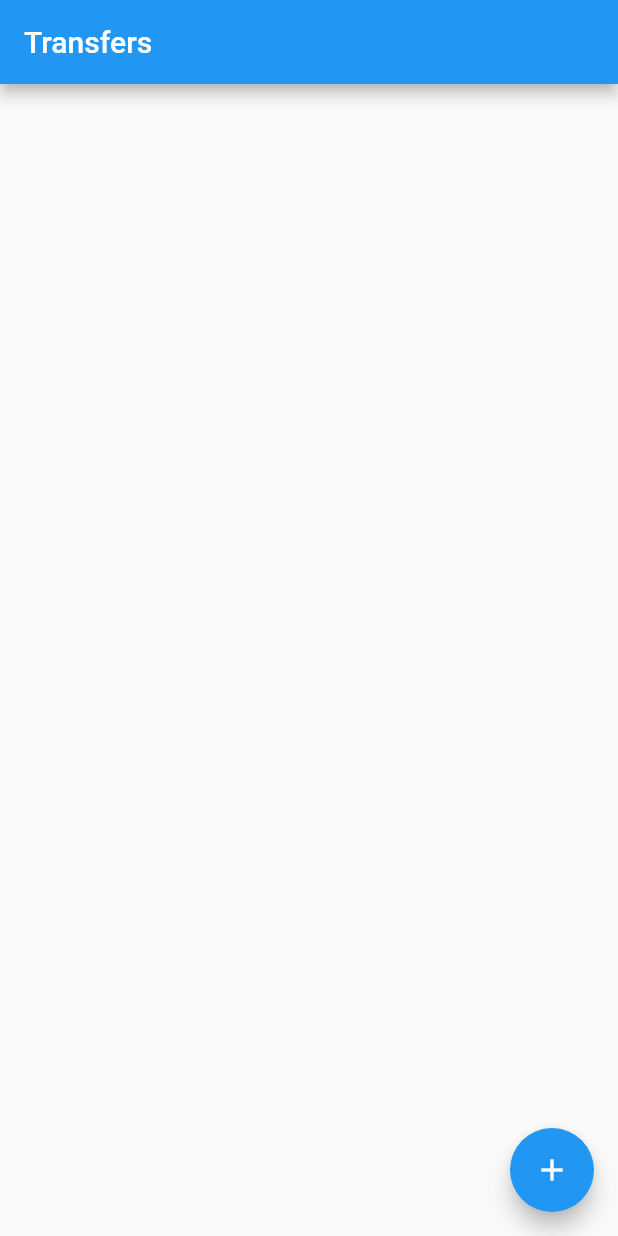
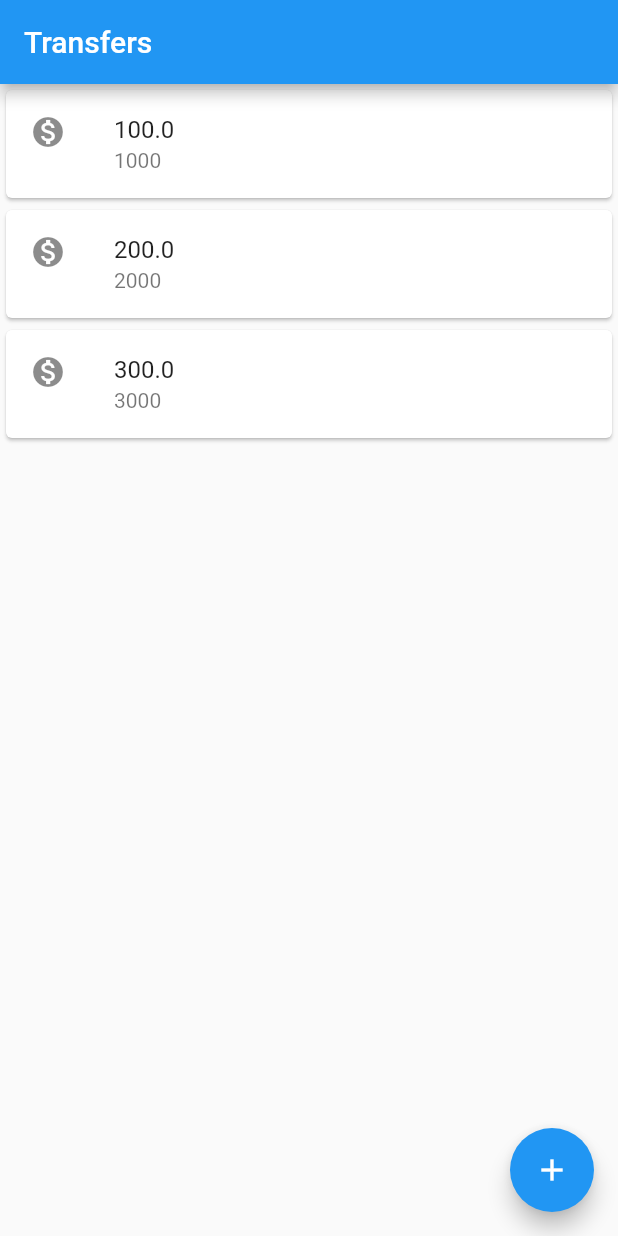
Before and after one commit to michellymenezes/bytebank, a Flutter app: the screen it shows after launch, on a phone screen of 412 x 824 dp. Run offline on Flutter 3.47's test engine with Material 2 defaults, Android fonts, the phone set to English and light mode, and no system bars.

Commit message:
Create classes to add static content

```diff
--- a/lib/main.dart
+++ b/lib/main.dart
@@ -7,9 +7,47 @@ void main() => runApp(
           appBar: AppBar(
             title: Text("Transfers"),
           ),
+          body: TransferList(),
           floatingActionButton: FloatingActionButton(
             child: Icon(Icons.add),
           ),
         ),
       ),
     );
+
+class TransferList extends StatelessWidget {
+  @override
+  Widget build(BuildContext context) {
+    return Column(
+      children: [
+        TransferItem(Transfer(100.0, 1000)),
+        TransferItem(Transfer(200, 2000)),
+        TransferItem(Transfer(300, 3000)),
+      ],
+    );
+  }
+}
+
+class TransferItem extends StatelessWidget {
+  final Transfer _transfer; //the _ makes the property private
+
+  TransferItem(this._transfer);
+
+  @override
+  Widget build(BuildContext context) {
+    return Card(
+      child: ListTile(
+        leading: Icon(Icons.monetization_on),
+        title: Text(_transfer.value.toString()),
+        subtitle: Text(_transfer.accountNumber.toString()),
+      ),
+    );
+  }
+}
+
+class Transfer {
+  final double value;
+  final int accountNumber;
+
+  Transfer(this.value, this.accountNumber);
+}
```
